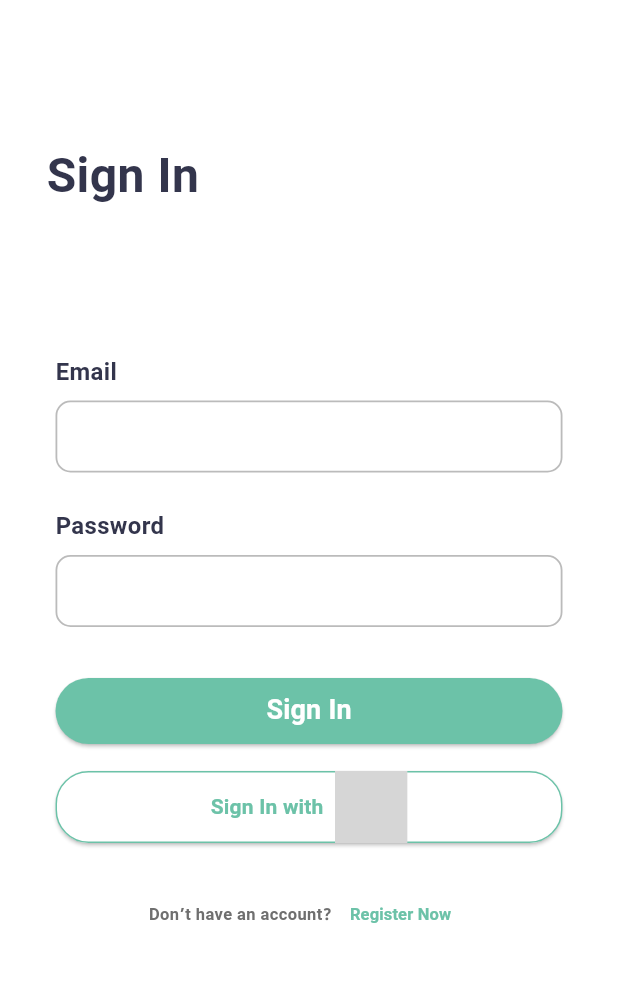
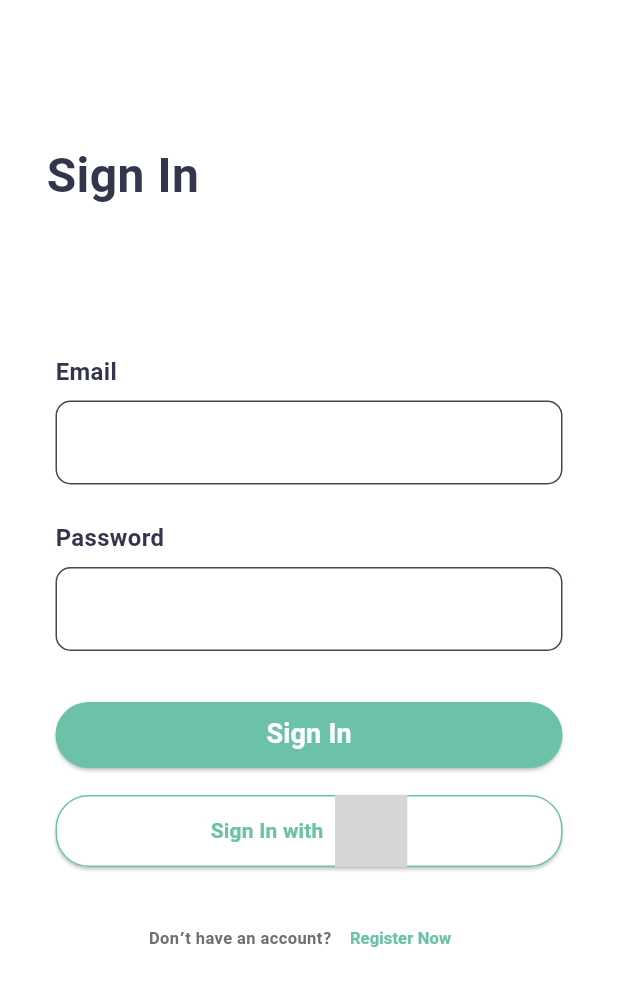
Before and after one commit to G3-VacciTrack/VacciTrack_Frontend, a Flutter app: the screen it shows after launch, on a phone screen of 412 x 824 dp. Shown: the top 986 px of the screen. Run offline on Flutter 3.47's test engine with Material 3 defaults, Android fonts, the phone set to English and light mode, and no system bars; our stand-ins replace firebase_auth, firebase_core, firebase_messaging, flutter_dotenv, google_sign_in, shared_preferences; missing offline and left inert: colorful_iconify_flutter, iconify_flutter; accounts and stored records are empty; Roboto replaces fonts that are missing (Noto Sans Bengali); grey boxes are pictures that could not be loaded.

```diff
--- a/lib/pages/signin_page.dart
+++ b/lib/pages/signin_page.dart
@@ -1,3 +1,173 @@
+// import 'package:flutter/material.dart';
+// import 'package:iconify_flutter/iconify_flutter.dart';
+// import 'package:colorful_iconify_flutter/icons/logos.dart';
+
+// import 'main_page.dart';
+// import 'new_user_info_page.dart';
+// import 'signup_page.dart';
+// import '../services/auth_service.dart';
+
+// class SignInPage extends StatefulWidget {
+//   @override
+//   State<SignInPage> createState() => _SignInPageState();
+// }
+
+// class _SignInPageState extends State<SignInPage> {
+//   final _formKey = GlobalKey<FormState>();
+//   final AuthService _authService = AuthService();
+
+//   String email = '';
+//   String password = '';
+//   String error = '';
+//   bool loading = false;
+
+//   Future<void> submit() async {
+//     final form = _formKey.currentState;
+
+//     if (form == null || !form.validate()) return;
+//     form.save();
+
+//     setState(() {
+//       loading = true;
+//       error = '';
+//     });
+
+//     final result = await _authService.signInWithEmail(email, password);
+//     if (result['success']) {
+//       final isNew = result['isNewUser'] == true;
+//       Navigator.of(context).pushReplacement(
+//         MaterialPageRoute(
+//             builder: (_) => isNew ? NewUserInfoPage() : MainPage()),
+//       );
+//     } else {
+//       setState(() {
+//         error = result['message'];
+//       });
+//     }
+
+//     setState(() {
+//       loading = false;
+//     });
+//   }
+
+//   Future<void> handleGoogleSignIn() async {
+//     setState(() {
+//       loading = true;
+//       error = '';
+//     });
+
+//     final result = await _authService.signInWithGoogle();
+//     if (result['success']) {
+//       final isNew = result['isNewUser'] == true;
+//       Navigator.of(context).pushReplacement(
+//         MaterialPageRoute(
+//             builder: (_) => isNew ? NewUserInfoPage() : MainPage()),
+//       );
+//     } else {
+//       setState(() {
+//         error = result['message'];
+//       });
+//     }
+
+//     setState(() {
+//       loading = false;
+//     });
+//   }
+
+//   @override
+//   Widget build(BuildContext context) {
+//     return Scaffold(
+//       appBar: AppBar(title: Text('Sign In')),
+//       body: Padding(
+//         padding: EdgeInsets.all(16),
+//         child: Form(
+//           key: _formKey,
+//           child: Column(
+//             children: [
+//               if (error.isNotEmpty)
+//                 Container(
+//                   padding: EdgeInsets.all(8),
+//                   color: Colors.red[200],
+//                   child: Text(error, style: TextStyle(color: Colors.red[900])),
+//                 ),
+//               TextFormField(
+//                 decoration: InputDecoration(
+//                   labelText: 'Email',
+//                   border: OutlineInputBorder(),
+//                 ),
+//                 keyboardType: TextInputType.emailAddress,
+//                 onSaved: (val) => email = val!.trim(),
+//                 validator: (val) =>
+//                     val != null && val.contains('@') ? null : 'Enter a valid email',
+//               ),
+//               SizedBox(height: 20),
+//               TextFormField(
+//                 decoration: InputDecoration(
+//                   labelText: 'Password',
+//                   border: OutlineInputBorder(),
+//                 ),
+//                 obscureText: true,
+//                 onSaved: (val) => password = val!.trim(),
+//                 validator: (val) =>
+//                     val != null && val.length >= 6 ? null : 'Password must be 6+ chars',
+//               ),
+//               SizedBox(height: 20),
+//               loading
+//                   ? CircularProgressIndicator()
+//                   : SizedBox(
+//                       width: double.infinity,
+//                       height: 50,
+//                       child: ElevatedButton(
+//                         onPressed: submit,
+//                         child: Text('Sign In'),
+//                       ),
+//                     ),
+//               Row(
+//                 mainAxisAlignment: MainAxisAlignment.center,
+//                 children: [
+//                   Text('Don\'t have an account?'),
+//                   TextButton(
+//                     onPressed: () {
+//                       Navigator.of(context).push(
+//                           MaterialPageRoute(builder: (_) => SignUpPage()));
+//                     },
+//                     child: Text('Register now'),
+//                   ),
+//                 ],
+//               ),
+//               SizedBox(height: 12),
+//               SizedBox(
+//                 width: double.infinity,
+//                 height: 50,
+//                 child: ElevatedButton(
+//                   onPressed: handleGoogleSignIn,
+//                   style: ElevatedButton.styleFrom(
+//                     backgroundColor: Colors.white,
+//                   ),
+//                   child: Row(
+//                     mainAxisAlignment: MainAxisAlignment.center,
+//                     mainAxisSize: MainAxisSize.min,
+//                     children: [
+//                       Text(
+//                         'Sign In with',
+//                         style: TextStyle(color: Colors.black),
+//                       ),
+//                       SizedBox(width: 8),
+//                       Iconify(Logos.google, size: 20),
+//                     ],
+//                   ),
+//                 ),
+//               ),
+//             ],
+//           ),
+//         ),
+//       ),
+//     );
+//   }
+// }
+
+
+
 import 'package:flutter/material.dart';
 import 'package:iconify_flutter/iconify_flutter.dart';
 import 'package:colorful_iconify_flutter/icons/logos.dart';
@@ -73,28 +243,6 @@ class _SignInPageState extends State<SignInPage> {
     });
   }
 
-  InputDecoration textFieldDecoration() {
-    return InputDecoration(
-      filled: true,
-      fillColor: Colors.white,
-      contentPadding: const EdgeInsets.symmetric(horizontal: 16, vertical: 10),
-      border: OutlineInputBorder(
-        borderRadius: BorderRadius.circular(10),
-        borderSide: const BorderSide(
-          color: Color(0xFFBBBBBB),
-          width: 1.2,
-        ),
-      ),
-      enabledBorder: OutlineInputBorder(
-        borderRadius: BorderRadius.circular(10),
-        borderSide: const BorderSide(
-          color: Color(0xFFBBBBBB),
-          width: 1.2,
-        ),
-      ),
-    );
-  }
-
   @override
   Widget build(BuildContext context) {
     return Scaffold(
@@ -106,7 +254,7 @@ class _SignInPageState extends State<SignInPage> {
           child: Column(
             mainAxisAlignment: MainAxisAlignment.start,
             children: [
-              SizedBox(height: 94),
+              SizedBox(height: 94), // shift the entire column content
               Align(
                 alignment: Alignment.topLeft,
                 child: Padding(
@@ -140,7 +288,14 @@ class _SignInPageState extends State<SignInPage> {
                             )),
                         SizedBox(height: 8),
                         TextFormField(
-                          decoration: textFieldDecoration(),
+                          decoration: InputDecoration(
+                            border: OutlineInputBorder(
+                              borderRadius: BorderRadius.circular(10),
+                              borderSide: BorderSide(color: Color(0xFFBBBBBB)),
+                            ),
+                            filled: true,
+                            fillColor: Colors.white,
+                          ),
                           keyboardType: TextInputType.emailAddress,
                           onSaved: (val) => email = val!.trim(),
                           validator: (val) => val != null && val.contains('@')
@@ -157,7 +312,14 @@ class _SignInPageState extends State<SignInPage> {
                             )),
                         SizedBox(height: 8),
                         TextFormField(
-                          decoration: textFieldDecoration(),
+                          decoration: InputDecoration(
+                            border: OutlineInputBorder(
+                              borderRadius: BorderRadius.circular(10),
+                              borderSide: BorderSide(color: Color(0xFFBBBBBB)),
+                            ),
+                            filled: true,
+                            fillColor: Colors.white,
+                          ),
                           obscureText: true,
                           onSaved: (val) => password = val!.trim(),
                           validator: (val) => val != null && val.length >= 6
```
